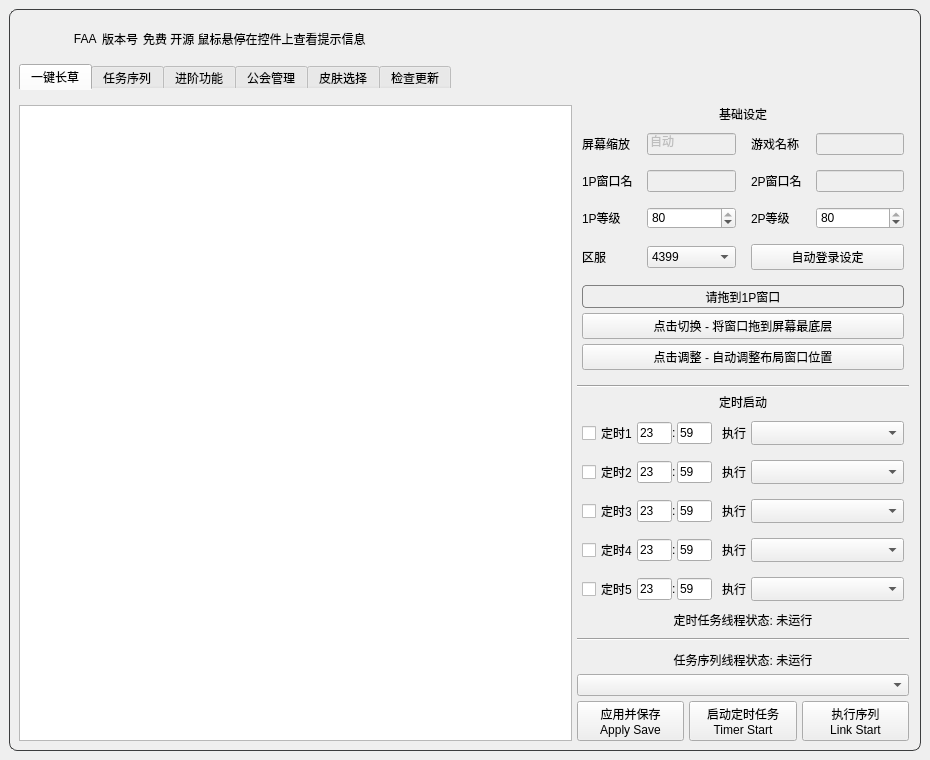
This is resource/ui/FAA_3.0.ui in StareAbyss/FoodsVsMiceAutoAssistant as Qt 5 draws it before an edit. The edited form follows.
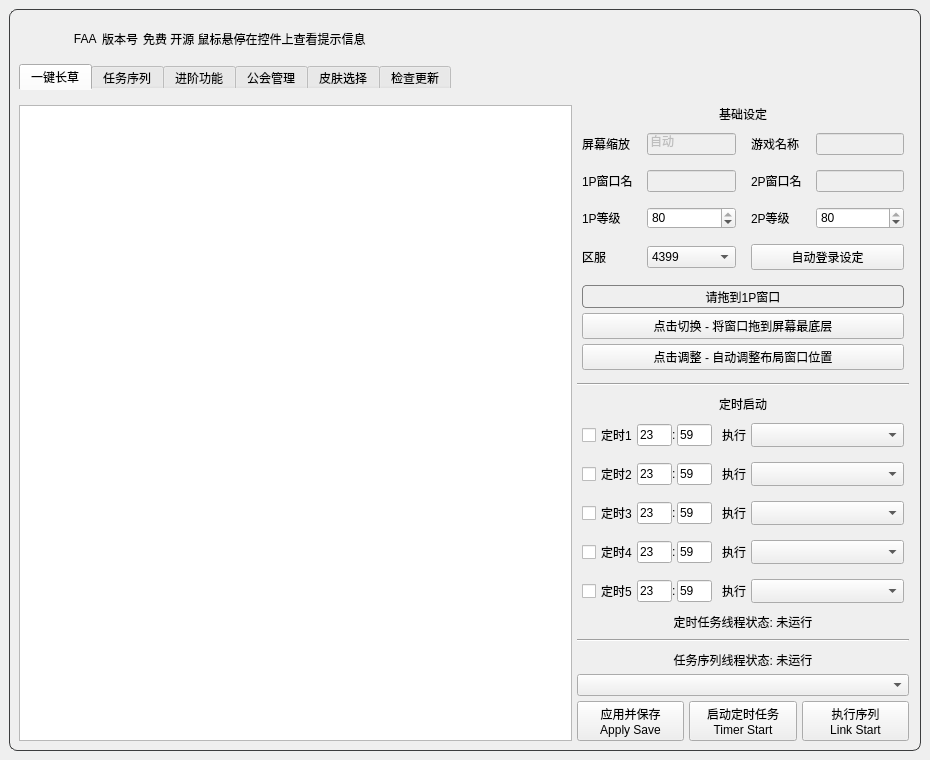
This is the edited form. Icons and pictures are not drawn. Custom widgets are drawn as their Qt base class.

Diff of the .ui file:
```diff
--- a/resource/ui/FAA_3.0.ui
+++ b/resource/ui/FAA_3.0.ui
@@ -463,7 +463,7 @@
               </layout>
              </item>
              <item>
-              <layout class="QVBoxLayout" name="Lay_Tab1_Right" stretch="1,1,1,1,0,0,0,0,1,1,1,1,1,1,0,0,0,0,0,0,2">
+              <layout class="QVBoxLayout" name="Lay_Tab1_Right" stretch="1,1,1,1,0,0,0,0,0,1,1,1,1,1,1,0,0,0,0,0,0,2">
                <property name="leftMargin">
                 <number>0</number>
                </property>
```
Left out of the diff: 12 changed lines with no effect on the pictures. Lines whose indentation alone changed are shown as unchanged.
